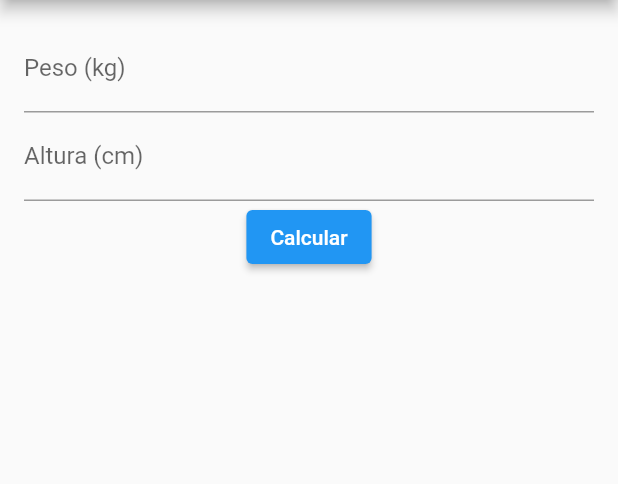
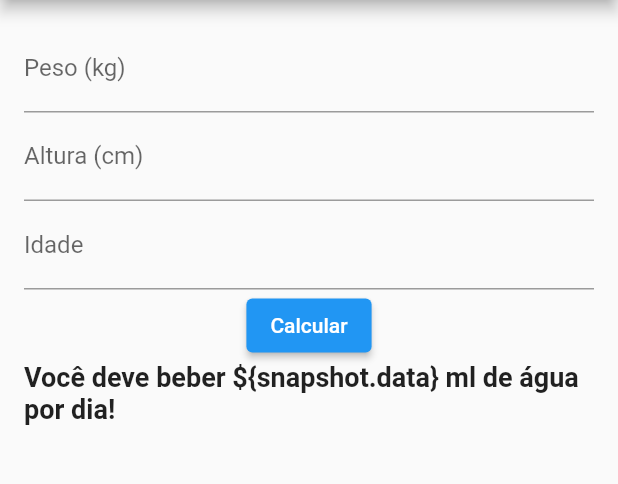
Before and after one commit to gkpiccoli/aqua, a Flutter app: the InputPage screen opened directly, after a tap on "Calcular", on a phone screen of 412 x 824 dp, the part 84-568 px from its top. Run offline on Flutter 3.47's test engine with Material 2 defaults, Android fonts, the phone set to English and light mode, and no system bars.

Commit message:
👌 IMPROVE: UI changes

```diff
--- a/lib/ui/input_page.dart
+++ b/lib/ui/input_page.dart
@@ -3,8 +3,11 @@ import 'package:provider/provider.dart';
 import '../blocs/water_calculator_bloc.dart';
 
 class InputPage extends StatelessWidget {
-  const InputPage({super.key});
+  final weightController = TextEditingController();
+  final heightController = TextEditingController();
+  final ageController = TextEditingController();
 
+  InputPage({super.key});
   @override
   Widget build(BuildContext context) {
     final bloc = Provider.of<WaterCalculatorBloc>(context);
@@ -15,26 +18,50 @@ class InputPage extends StatelessWidget {
       ),
       body: Padding(
         padding: const EdgeInsets.all(16.0),
-        child: Column(
-          children: [
-            const TextField(
-              decoration: InputDecoration(labelText: 'Peso (kg)'),
+        child: Column(children: [
+          TextField(
+            controller: weightController,
+            decoration: const InputDecoration(labelText: 'Peso (kg)'),
             keyboardType: TextInputType.number,
             // Aqui você pode pegar o valor e usar no seu BLoC
           ),
-            const TextField(
-              decoration: InputDecoration(labelText: 'Altura (cm)'),
+          TextField(
+            controller: heightController,
+            decoration: const InputDecoration(labelText: 'Altura (cm)'),
+            keyboardType: TextInputType.number,
+            // Aqui você pode pegar o valor e usar no seu BLoC
+          ),
+          TextField(
+            controller: ageController,
+            decoration: const InputDecoration(labelText: 'Idade'),
             keyboardType: TextInputType.number,
             // Aqui você pode pegar o valor e usar no seu BLoC
           ),
           ElevatedButton(
             onPressed: () {
+              double weight = double.tryParse(weightController.text) ?? 0.0;
+              double height = double.tryParse(heightController.text) ?? 0.0;
+              int age = int.tryParse(ageController.text) ?? 0;
+              bloc.calculateWaterAmount(weight, height, age);
               // Aqui você pode chamar o método do seu BLoC para calcular a quantidade de água
             },
             child: const Text('Calcular'),
           ),
-          ],
+          StreamBuilder<double>(
+            stream: bloc.waterAmount,
+            builder: (context, snapshot) {
+              if (snapshot.hasData) {
+                return const Text(
+                  'Você deve beber \${snapshot.data} ml de água por dia!',
+                  style: TextStyle(fontSize: 18, fontWeight: FontWeight.bold),
+                );
+              } else {
+                return const Text(
+                    'Insira seus dados para calcular a quantidade de água!');
+              }
+            },
           ),
+        ]),
       ),
     );
   }
```
Also changed, not shown: lib/main.dart (+10 -15 lines), lib/ui/home_page.dart (added, +36 -0 lines). Lines whose indentation alone changed are shown as unchanged.
